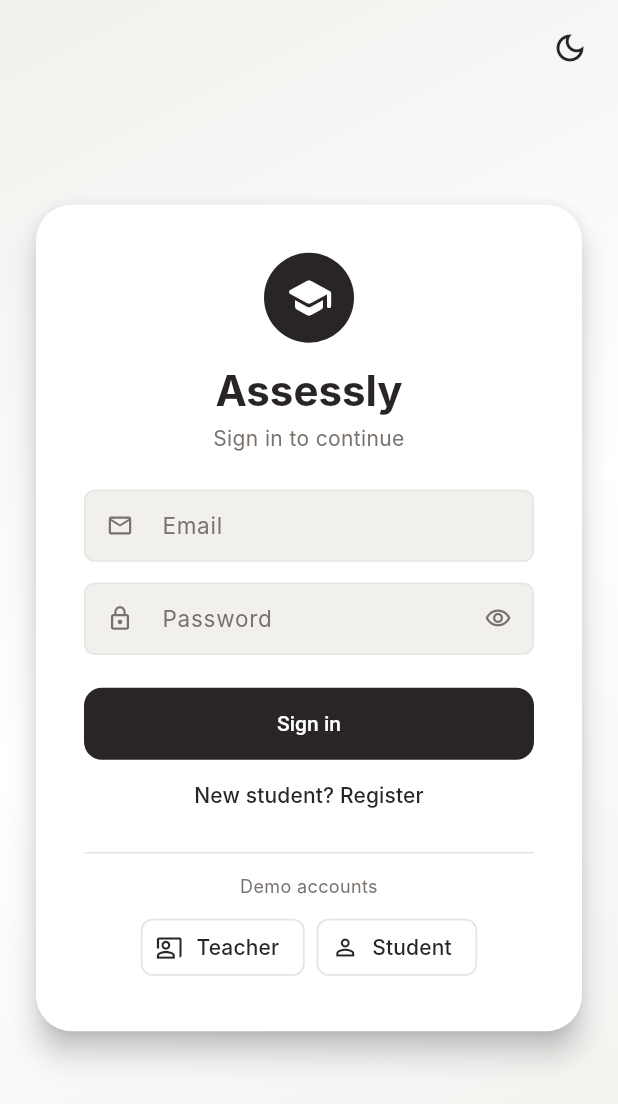
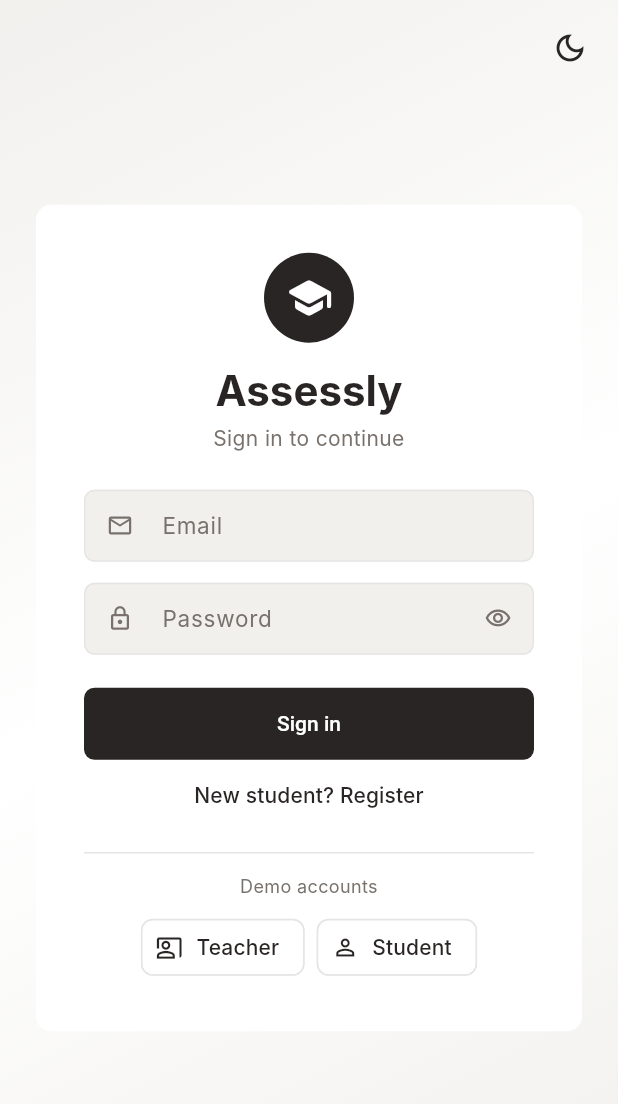
Before and after one commit to shikhar11x/Assessly, a Flutter app: the screen it shows after launch, on a phone screen of 412 x 824 dp. Shown: the top 1104 px of the screen. Run offline on Flutter 3.47's test engine with Material 3 defaults, Android fonts, the phone set to English and light mode, and no system bars; our stand-ins replace flutter_bloc, shared_preferences; accounts and stored records are empty; Roboto replaces fonts that are missing (Inter).

Commit message:
feat(frontend): put dashboards in the sidebar shell and move login/exam to design tokens

```diff
--- a/application/frontend/assessly_flutter/lib/features/auth/login_page.dart
+++ b/application/frontend/assessly_flutter/lib/features/auth/login_page.dart
@@ -35,7 +35,7 @@ class _LoginPageState extends State<LoginPage> {
         prefixIcon: Icon(icon),
         suffixIcon: suffix,
         filled: true,
-        border: OutlineInputBorder(borderRadius: BorderRadius.circular(12)),
+        border: OutlineInputBorder(borderRadius: BorderRadius.circular(AppSpacing.controlRadius)),
       );
 
   void _fillDemo(String email) {
@@ -89,8 +89,8 @@ class _LoginPageState extends State<LoginPage> {
             child: ConstrainedBox(
               constraints: const BoxConstraints(maxWidth: 440),
               child: Card(
-                elevation: 8,
-                shape: RoundedRectangleBorder(borderRadius: BorderRadius.circular(24)),
+                elevation: 0,
+                shape: RoundedRectangleBorder(borderRadius: BorderRadius.circular(AppSpacing.cardRadius)),
                 child: Padding(
                   padding: const EdgeInsets.all(32),
                   child: Form(
@@ -164,7 +164,7 @@ class _LoginPageState extends State<LoginPage> {
                             padding: const EdgeInsets.all(12),
                             decoration: BoxDecoration(
                               color: scheme.errorContainer,
-                              borderRadius: BorderRadius.circular(12),
+                              borderRadius: BorderRadius.circular(AppSpacing.controlRadius),
                             ),
                             child: Row(children: [
                               Icon(Icons.error_outline, color: scheme.onErrorContainer),
@@ -177,7 +177,7 @@ class _LoginPageState extends State<LoginPage> {
                           key: const Key('submit'),
                           style: FilledButton.styleFrom(
                             padding: const EdgeInsets.symmetric(vertical: 16),
-                            shape: RoundedRectangleBorder(borderRadius: BorderRadius.circular(12)),
+                            shape: RoundedRectangleBorder(borderRadius: BorderRadius.circular(AppSpacing.controlRadius)),
                           ),
                           onPressed: _busy ? null : _submit,
                           child: _busy
--- a/application/frontend/assessly_flutter/lib/features/student/exam_page.dart
+++ b/application/frontend/assessly_flutter/lib/features/student/exam_page.dart
@@ -476,8 +476,8 @@ class _ExamPageState extends State<ExamPage> with WidgetsBindingObserver {
       timerBg = s.errorContainer;
       timerFg = s.onErrorContainer;
     } else if (_remaining <= 300) {
-      timerBg = s.tertiaryContainer;
-      timerFg = s.onTertiaryContainer;
+      timerBg = context.colors.warning.withValues(alpha: 0.15);
+      timerFg = context.colors.warning;
     } else {
       timerBg = s.primaryContainer;
       timerFg = s.onPrimaryContainer;
--- a/application/frontend/assessly_flutter/lib/features/student/student_home.dart
+++ b/application/frontend/assessly_flutter/lib/features/student/student_home.dart
@@ -2,6 +2,7 @@ import 'package:flutter/material.dart';
 import 'package:provider/provider.dart';
 import '../../core/api_client.dart';
 import '../../core/theme.dart';
+import '../../core/widgets/app_shell.dart';
 import '../auth/auth_state.dart';
 import 'exam_page.dart';
 import 'result_page.dart';
@@ -69,7 +70,7 @@ class _StudentHomeState extends State<StudentHome> {
   @override
   Widget build(BuildContext context) {
     final auth = context.watch<AuthState>();
-    return Scaffold(
+    return AppShell(role: AppRole.student,
       appBar: AppBar(
         title: const Text('Student dashboard'),
         actions: [
@@ -141,7 +142,7 @@ class _Hero extends StatelessWidget {
         gradient: LinearGradient(
           begin: Alignment.topLeft,
           end: Alignment.bottomRight,
-          colors: [s.primary, Color.lerp(s.primary, s.tertiary, 0.7)!],
+          colors: [s.primary, s.primary],
         ),
         boxShadow: [
           BoxShadow(color: s.primary.withValues(alpha: 0.25), blurRadius: 24, offset: const Offset(0, 10)),
--- a/application/frontend/assessly_flutter/lib/features/teacher/teacher_home.dart
+++ b/application/frontend/assessly_flutter/lib/features/teacher/teacher_home.dart
@@ -2,6 +2,7 @@ import 'package:flutter/material.dart';
 import 'package:provider/provider.dart';
 import '../../core/api_client.dart';
 import '../../core/theme.dart';
+import '../../core/widgets/app_shell.dart';
 import '../auth/auth_state.dart';
 import 'assessment_page.dart';
 import 'teacher_api.dart';
@@ -47,7 +48,7 @@ class _TeacherHomeState extends State<TeacherHome> {
   @override
   Widget build(BuildContext context) {
     final auth = context.watch<AuthState>();
-    return Scaffold(
+    return AppShell(role: AppRole.faculty,
       appBar: AppBar(
         title: const Text('Teacher dashboard'),
         actions: [
@@ -132,7 +133,7 @@ class _Hero extends StatelessWidget {
         gradient: LinearGradient(
           begin: Alignment.topLeft,
           end: Alignment.bottomRight,
-          colors: [s.primary, Color.lerp(s.primary, s.tertiary, 0.7)!],
+          colors: [s.primary, s.primary],
         ),
         boxShadow: [BoxShadow(color: s.primary.withValues(alpha: 0.25), blurRadius: 24, offset: const Offset(0, 10))],
       ),
```
